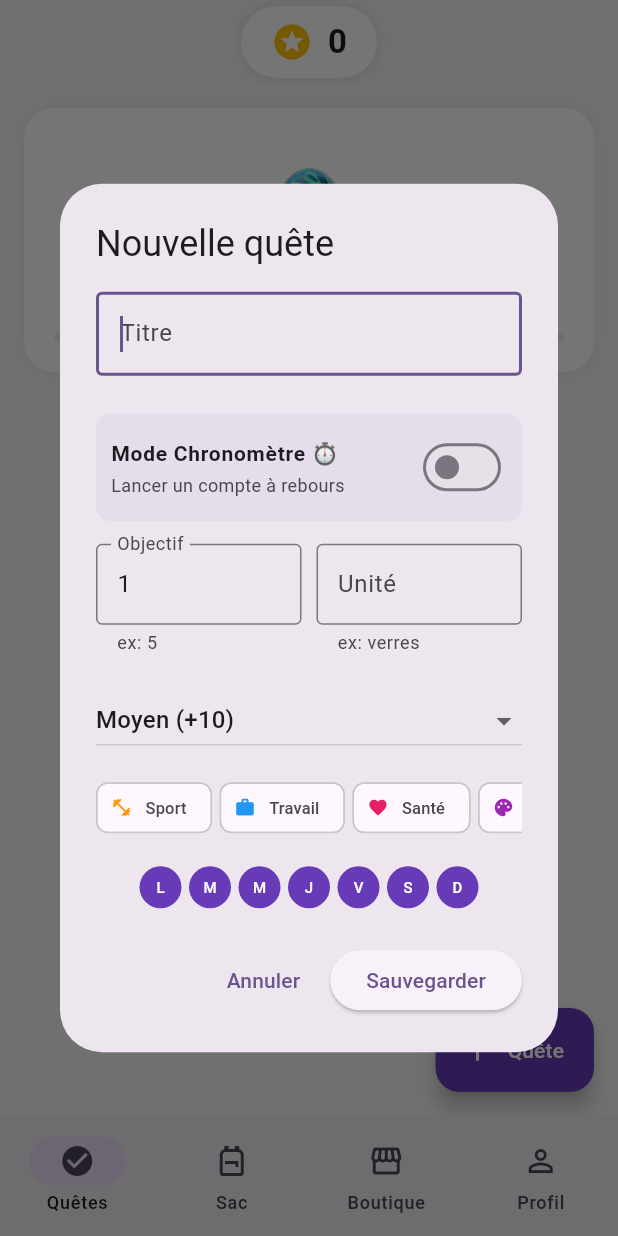
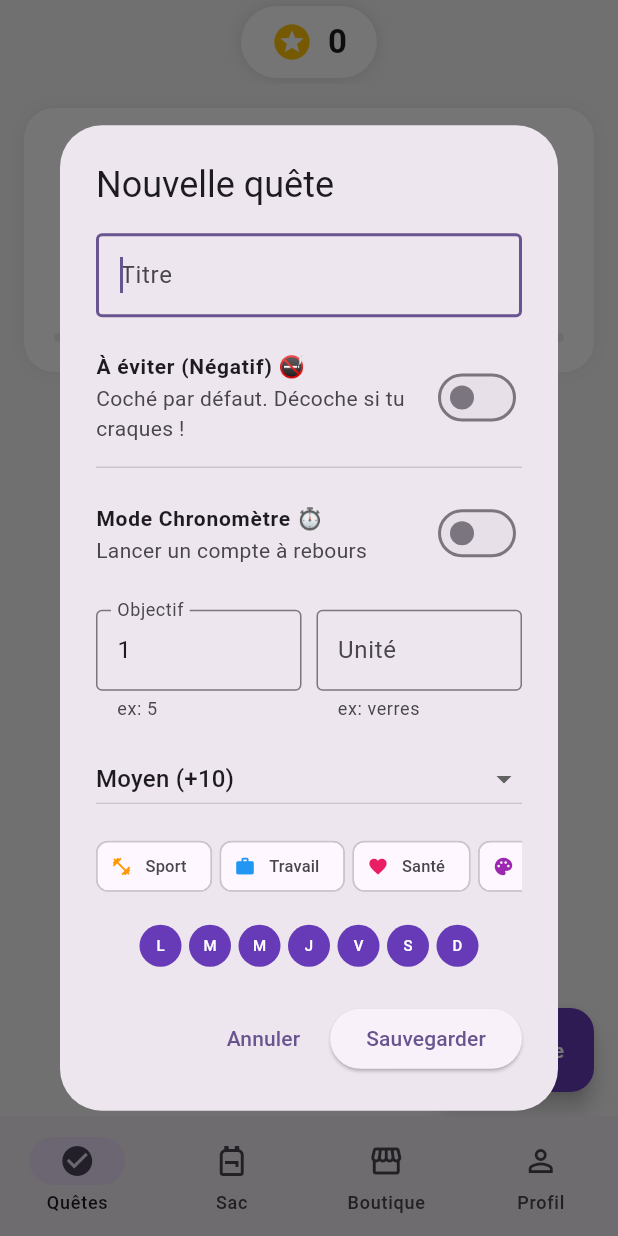
Before and after one commit to loicpmotreff/habits-app-flutter, a Flutter app: the screen it shows after launch, after a tap on "Quête", on a phone screen of 412 x 824 dp. Run offline on Flutter 3.47's test engine with Material 3 defaults, Android fonts, the light colour scheme and no system bars; our stand-ins replace animate_do, audioplayers, confetti, flutter_heatmap_calendar, hive, hive_flutter; accounts and stored records are empty.

Commit message:
Version 1.8 : Ajout du mode à eviter

```diff
--- a/lib/main.dart
+++ b/lib/main.dart
@@ -2,7 +2,7 @@ import 'package:flutter/material.dart';
 import 'package:provider/provider.dart';
 import 'package:animate_do/animate_do.dart';
 import 'package:confetti/confetti.dart';
-import 'dart:async'; // Pour le Timer
+import 'dart:async';
 import 'dart:math';
 
 import 'database/habit_database.dart';
@@ -117,8 +117,9 @@ class _HabitPageState extends State<HabitPage> {
     TextEditingController targetController = TextEditingController(text: (habitToEdit?.targetValue ?? 1).toString());
     TextEditingController unitController = TextEditingController(text: habitToEdit?.unit ?? "");
 
-    // NOUVEAU : Interrupteur Timer
     bool isTimerMode = habitToEdit?.isTimer ?? false;
+    // NOUVEAU : Interrupteur "Habitude Négative"
+    bool isNegativeMode = habitToEdit?.isNegative ?? false;
 
     showDialog(
       context: context,
@@ -134,50 +135,43 @@ class _HabitPageState extends State<HabitPage> {
                     TextField(controller: controller, decoration: const InputDecoration(hintText: "Titre", border: OutlineInputBorder()), autofocus: true),
                     const SizedBox(height: 15),
 
-                    // SWITCH TIMER
-                    // ... (Le début de la colonne avec le TextField titre reste pareil)
-
-                    const SizedBox(height: 10), // Un peu d'espace avant le bloc chrono
-
-                    // BLOC CHRONOMÈTRE
-                    Container(
-                      decoration: BoxDecoration(
-                        color: Colors.deepPurple.withOpacity(0.05), // Fond très léger
-                        borderRadius: BorderRadius.circular(10),
-                      ),
-                      child: Column(
-                        children: [
+                    // SWITCH : HABITUDE NÉGATIVE
                     SwitchListTile(
-                            title: const Text("Mode Chronomètre ⏱️", style: TextStyle(fontWeight: FontWeight.bold, fontSize: 14)),
-                            subtitle: const Text("Lancer un compte à rebours", style: TextStyle(fontSize: 12)),
-                            value: isTimerMode,
-                            activeColor: Colors.deepPurple,
-                            contentPadding: const EdgeInsets.symmetric(horizontal: 10), // Réduit les marges internes
+                      title: const Text("À éviter (Négatif) 🚭", style: TextStyle(fontWeight: FontWeight.bold, fontSize: 14)),
+                      subtitle: const Text("Coché par défaut. Décoche si tu craques !"),
+                      value: isNegativeMode,
+                      activeColor: Colors.red, // Rouge pour danger
+                      contentPadding: EdgeInsets.zero,
                       onChanged: (val) {
                         setState(() {
-                                isTimerMode = val;
-                                if (isTimerMode && unitController.text.isEmpty) {
-                                  unitController.text = "min";
-                                }
+                          isNegativeMode = val;
+                          if (isNegativeMode) isTimerMode = false; // Incompatible pour simplifier
                         });
                       },
                     ),
 
-                          // LA SÉPARATION QUE TU VOULAIS
-                          if (isTimerMode) ...[
-                            const Padding(
-                              padding: EdgeInsets.symmetric(horizontal: 10),
-                              child: Divider(height: 1), // Ligne fine
+                    // SWITCH : CHRONO (Caché si Négatif)
+                    if (!isNegativeMode) ...[
+                      const Divider(),
+                      SwitchListTile(
+                        title: const Text("Mode Chronomètre ⏱️", style: TextStyle(fontWeight: FontWeight.bold, fontSize: 14)),
+                        subtitle: const Text("Lancer un compte à rebours"),
+                        value: isTimerMode,
+                        activeColor: Colors.deepPurple,
+                        contentPadding: EdgeInsets.zero,
+                        onChanged: (val) {
+                          setState(() {
+                            isTimerMode = val;
+                            if (isTimerMode && unitController.text.isEmpty) unitController.text = "min";
+                          });
+                        },
                       ),
-                            const SizedBox(height: 15), // Espace aéré
                     ],
-                        ],
-                      ),
-                    ),
 
-                    const SizedBox(height: 15), // Espace entre le bloc chrono et les champs
+                    const SizedBox(height: 15),
 
-                    // LES CHAMPS DE SAISIE (Objectif / Unité)
+                    // CHAMPS OBJECTIF (Cachés si Négatif car c'est binaire)
+                    if (!isNegativeMode)
                       Row(
                         children: [
                           Expanded(
@@ -187,7 +181,7 @@ class _HabitPageState extends State<HabitPage> {
                               keyboardType: TextInputType.number,
                               decoration: InputDecoration(
                                 labelText: isTimerMode ? "Durée" : "Objectif",
-                              helperText: isTimerMode ? "en minutes" : "ex: 5", // Aide visuelle en dessous
+                                helperText: isTimerMode ? "en minutes" : "ex: 5",
                                 border: const OutlineInputBorder(),
                                 contentPadding: const EdgeInsets.symmetric(horizontal: 10, vertical: 15),
                               ),
@@ -201,7 +195,7 @@ class _HabitPageState extends State<HabitPage> {
                               enabled: !isTimerMode,
                               decoration: InputDecoration(
                                 labelText: "Unité",
-                              helperText: isTimerMode ? "Auto" : "ex: verres", // Aide visuelle
+                                helperText: isTimerMode ? "Auto" : "ex: verres",
                                 hintText: isTimerMode ? "minutes" : "fois",
                                 border: const OutlineInputBorder(),
                                 contentPadding: const EdgeInsets.symmetric(horizontal: 10, vertical: 15),
@@ -211,11 +205,8 @@ class _HabitPageState extends State<HabitPage> {
                         ],
                       ),
 
-                    const SizedBox(height: 20), // Espace avant les boutons de difficulté
+                    const SizedBox(height: 15),
 
-                    // ... (La suite avec DropdownButton reste pareil)
-
-                    // Sélecteurs (Difficulty, Category, Days) - Version compacte pour gagner de la place
                     DropdownButton<HabitDifficulty>(
                       value: selectedDifficulty,
                       isExpanded: true,
@@ -273,9 +264,9 @@ class _HabitPageState extends State<HabitPage> {
                       String unit = isTimerMode ? "min" : unitController.text.trim();
 
                       if (habitToEdit == null) {
-                        context.read<HabitDatabase>().addHabit(controller.text, selectedDays, selectedDifficulty, selectedCategory, target, unit, isTimerMode);
+                        context.read<HabitDatabase>().addHabit(controller.text, selectedDays, selectedDifficulty, selectedCategory, target, unit, isTimerMode, isNegativeMode);
                       } else {
-                        context.read<HabitDatabase>().updateHabit(habitToEdit.id, controller.text, selectedDays, selectedDifficulty, selectedCategory, target, unit, isTimerMode);
+                        context.read<HabitDatabase>().updateHabit(habitToEdit.id, controller.text, selectedDays, selectedDifficulty, selectedCategory, target, unit, isTimerMode, isNegativeMode);
                       }
                       Navigator.pop(context);
                     }
@@ -342,7 +333,6 @@ class _HabitPageState extends State<HabitPage> {
                                 return FadeInLeft(
                                   duration: const Duration(milliseconds: 500),
                                   delay: Duration(milliseconds: index * 100),
-                                  // ICI : ON UTILISE NOTRE NOUVEAU WIDGET "HabitTile"
                                   child: HabitTile(
                                     habit: habit,
                                     db: db,
@@ -371,22 +361,18 @@ class _HabitPageState extends State<HabitPage> {
 }
 
 // ---------------------------------------------------------------------------
-// NOUVEAU WIDGET : GÈRE L'AFFICHAGE ET LE TIMER DE CHAQUE HABITUDE
-// ---------------------------------------------------------------------------
-// ---------------------------------------------------------------------------
-// WIDGET HABIT TILE (Version Simplifiée qui ouvre le Focus Mode)
+// WIDGET HABIT TILE
 // ---------------------------------------------------------------------------
 class HabitTile extends StatelessWidget {
   final Habit habit;
   final HabitDatabase db;
   final VoidCallback onEdit;
-  final ConfettiController confettiController; // On le garde pour les checkboxes simples
+  final ConfettiController confettiController;
 
   const HabitTile({super.key, required this.habit, required this.db, required this.onEdit, required this.confettiController});
 
   @override
   Widget build(BuildContext context) {
-    // Détails visuels (Couleurs/Icones)
     Map<String, dynamic> details;
     switch (habit.category) {
       case HabitCategory.sport: details = {'icon': Icons.fitness_center, 'color': Colors.orange}; break;
@@ -399,34 +385,32 @@ class HabitTile extends StatelessWidget {
 
     bool isCounter = habit.targetValue > 1 && !habit.isTimer;
 
+    // Si c'est négatif, on change la couleur principale en ROUGE quand c'est "Pas fait" (décoché)
+    Color mainColor = habit.isNegative ? Colors.red : details['color'];
+    IconData mainIcon = habit.isNegative ? Icons.block : details['icon'];
+
     return Container(
       margin: const EdgeInsets.only(bottom: 12),
       decoration: BoxDecoration(
         color: Colors.white,
         borderRadius: BorderRadius.circular(15),
-        border: Border(left: BorderSide(color: details['color'], width: 6)),
+        border: Border(left: BorderSide(color: mainColor, width: 6)),
         boxShadow: [BoxShadow(color: Colors.grey.withOpacity(0.1), blurRadius: 5, offset: const Offset(0, 4))],
       ),
       child: ListTile(
         contentPadding: const EdgeInsets.symmetric(horizontal: 15, vertical: 8),
 
-        // --- GAUCHE : CHECKBOX OU PLAY ---
+        // --- GAUCHE ---
         leading: habit.isTimer
             ? IconButton(
                 icon: Icon(
                   habit.isCompletedToday ? Icons.check_circle : Icons.play_circle_fill,
-                  color: habit.isCompletedToday ? Colors.green : details['color'],
+                  color: habit.isCompletedToday ? Colors.green : mainColor,
                   size: 34,
                 ),
                 onPressed: () {
                   if (!habit.isCompletedToday) {
-                    // C'EST ICI QU'ON OUVRE LA NOUVELLE PAGE FOCUS
-                    Navigator.push(
-                      context,
-                      MaterialPageRoute(
-                        builder: (context) => FocusTimerPage(habit: habit, db: db),
-                      ),
-                    );
+                    Navigator.push(context, MaterialPageRoute(builder: (context) => FocusTimerPage(habit: habit, db: db)));
                   }
                 },
               )
@@ -435,12 +419,17 @@ class HabitTile extends StatelessWidget {
                     scale: 1.2,
                     child: Checkbox(
                       value: habit.isCompletedToday,
-                      activeColor: details['color'],
+                      activeColor: habit.isNegative ? Colors.green : mainColor, // Vert si coché (Bravo), même pour négatif
                       shape: const CircleBorder(),
                       onChanged: (val) {
+                        // Pour une négative : val=false signifie qu'on craque. val=true signifie qu'on répare.
                         int change = val == true ? 1 : -1;
                         db.updateProgress(habit, change);
-                        if (val == true) {
+
+                        // Son différent si on craque pour une négative
+                        if (habit.isNegative && val == false) {
+                           // Son d'échec ?
+                        } else if (val == true) {
                           confettiController.play();
                           SoundManager.play('success.mp3');
                         }
@@ -449,7 +438,7 @@ class HabitTile extends StatelessWidget {
                   )
                 : null),
 
-        // --- CENTRE : TITRE ---
+        // --- CENTRE ---
         title: GestureDetector(
           onTap: onEdit,
           child: Column(
@@ -460,16 +449,12 @@ class HabitTile extends StatelessWidget {
                 style: TextStyle(
                   fontSize: 16,
                   fontWeight: FontWeight.w600,
-                  decoration: habit.isCompletedToday ? TextDecoration.lineThrough : null,
-                  color: habit.isCompletedToday ? Colors.grey[400] : Colors.black87,
+                  decoration: (habit.isCompletedToday && !habit.isNegative) ? TextDecoration.lineThrough : null, // On ne raye pas les négatives cochées (car coché = bien)
+                  color: (habit.isCompletedToday && !habit.isNegative) ? Colors.grey[400] : Colors.black87,
                 ),
               ),
-              // Sous-titre conditionnel
               if (habit.isTimer)
-                Text(
-                   habit.isCompletedToday ? "Terminé !" : "${habit.targetValue} min",
-                   style: TextStyle(color: Colors.grey[600], fontSize: 12),
-                )
+                Text(habit.isCompletedToday ? "Terminé !" : "${habit.targetValue} min", style: TextStyle(color: Colors.grey[600], fontSize: 12))
               else if (habit.streak > 0)
                  Row(children: [
                     const Icon(Icons.local_fire_department, color: Colors.orange, size: 14),
@@ -479,8 +464,7 @@ class HabitTile extends StatelessWidget {
           ),
         ),
 
-        // --- DROITE : COMPTEUR OU SUPPRESSION ---
-        // On a enlevé le chrono d'ici pour éviter l'erreur OVERFLOW
+        // --- DROITE ---
         trailing: isCounter
             ? Row(
                 mainAxisSize: MainAxisSize.min,
@@ -491,7 +475,7 @@ class HabitTile extends StatelessWidget {
                   ),
                   Text("${habit.currentValue}/${habit.targetValue} ${habit.unit}", style: const TextStyle(fontWeight: FontWeight.bold)),
                   IconButton(
-                    icon: Icon(Icons.add_circle, color: details['color']),
+                    icon: Icon(Icons.add_circle, color: mainColor),
                     onPressed: () {
                       db.updateProgress(habit, 1);
                       if (habit.currentValue + 1 >= habit.targetValue && !habit.isCompletedToday) {
@@ -510,34 +494,9 @@ class HabitTile extends StatelessWidget {
     );
   }
 }
-class PetWidget extends StatelessWidget {
-  final int score;
-  final String activeSkin;
-  const PetWidget({super.key, required this.score, required this.activeSkin});
 
-  @override
-  Widget build(BuildContext context) {
-    String imagePrefix = activeSkin != 'default' ? activeSkin : "pet";
-    String imagePath = score < 50 ? 'assets/images/${imagePrefix}_egg.png' : (score < 100 ? 'assets/images/${imagePrefix}_baby.png' : 'assets/images/${imagePrefix}_adult.png');
-
-    return Container(
-      padding: const EdgeInsets.all(20),
-      margin: const EdgeInsets.all(16),
-      decoration: BoxDecoration(color: Colors.white, borderRadius: BorderRadius.circular(20), boxShadow: [BoxShadow(color: Colors.grey.withOpacity(0.2), blurRadius: 10)]),
-      child: Column(
-        children: [
-          Image.asset(imagePath, height: 120, fit: BoxFit.contain, errorBuilder: (c, e, s) => const Icon(Icons.pets, size: 80, color: Colors.grey)),
-          const SizedBox(height: 10),
-          LinearProgressIndicator(value: (score >= 100) ? 1.0 : (score % 50) / 50, backgroundColor: Colors.grey[200], color: Colors.orange, minHeight: 6, borderRadius: BorderRadius.circular(10)),
-        ],
-      ),
-    );
-  }
-}
-
-// ---------------------------------------------------------------------------
-// NOUVELLE PAGE : MODE FOCUS (Chronomètre Plein Écran) - DESIGN CORRIGÉ (CENTRÉ)
-// ---------------------------------------------------------------------------
+// (La classe FocusTimerPage que je t'ai donnée juste avant reste ICI en bas, inchangée)
+// Copie-la ici si tu as remplacé tout le fichier.
 class FocusTimerPage extends StatefulWidget {
   final Habit habit;
   final HabitDatabase db;
@@ -617,7 +576,6 @@ class _FocusTimerPageState extends State<FocusTimerPage> {
           SafeArea(
             child: Column(
               children: [
-                // 1. EN-TÊTE (TITRE)
                 Padding(
                   padding: const EdgeInsets.only(top: 20),
                   child: Text(
@@ -625,16 +583,12 @@ class _FocusTimerPageState extends State<FocusTimerPage> {
                     style: const TextStyle(color: Colors.white, fontSize: 24, fontWeight: FontWeight.bold),
                   ),
                 ),
-
-                // Le premier Spacer pousse tout ce qui suit vers le bas
                 const Spacer(),
-
-                // 2. ZONE CENTRALE (C'est ici que ça sera parfaitement centré)
                 Center(
                   child: _isFinished
                       ? FadeInUp(
                           child: Column(
-                            mainAxisSize: MainAxisSize.min, // Important pour le centrage
+                            mainAxisSize: MainAxisSize.min,
                             children: [
                               Image.asset(
                                 _getPetImagePath(),
@@ -643,17 +597,9 @@ class _FocusTimerPageState extends State<FocusTimerPage> {
                                 errorBuilder: (c, e, s) => const Icon(Icons.emoji_events, size: 150, color: Colors.amber),
                               ),
                               const SizedBox(height: 30),
-                              const Text(
-                                "BRAVO ! 🎉",
-                                textAlign: TextAlign.center,
-                                style: TextStyle(color: Colors.white, fontSize: 42, fontWeight: FontWeight.bold),
-                              ),
+                              const Text("BRAVO ! 🎉", textAlign: TextAlign.center, style: TextStyle(color: Colors.white, fontSize: 42, fontWeight: FontWeight.bold)),
                               const SizedBox(height: 10),
-                              Text(
-                                "Tu as assuré !",
-                                textAlign: TextAlign.center,
-                                style: TextStyle(color: Colors.white.withOpacity(0.9), fontSize: 20),
-                              ),
+                              Text("Tu as assuré !", textAlign: TextAlign.center, style: TextStyle(color: Colors.white.withOpacity(0.9), fontSize: 20)),
                             ],
                           ),
                         )
@@ -673,41 +619,24 @@ class _FocusTimerPageState extends State<FocusTimerPage> {
                                     color: Colors.amber,
                                   ),
                                 ),
-                                Text(
-                                  _formatTime(_secondsRemaining),
-                                  style: const TextStyle(color: Colors.white, fontSize: 48, fontWeight: FontWeight.bold, fontFamily: 'Courier'),
-                                ),
+                                Text(_formatTime(_secondsRemaining), style: const TextStyle(color: Colors.white, fontSize: 48, fontWeight: FontWeight.bold, fontFamily: 'Courier')),
                               ],
                             ),
                             const SizedBox(height: 30),
-                            Text(
-                              _isRunning ? "Focus en cours..." : "Pause",
-                              style: const TextStyle(color: Colors.white70, fontSize: 18),
-                            ),
+                            Text(_isRunning ? "Focus en cours..." : "Pause", style: const TextStyle(color: Colors.white70, fontSize: 18)),
                           ],
                         ),
                 ),
-
-                // Le deuxième Spacer pousse tout ce qui précède vers le haut (équilibre parfait)
                 const Spacer(),
-
-                // 3. BOUTONS DU BAS
                 Padding(
                   padding: const EdgeInsets.only(bottom: 40, left: 20, right: 20),
                   child: _isFinished
                       ? FadeInUp(
                           delay: const Duration(milliseconds: 500),
                           child: SizedBox(
-                            width: double.infinity, // Bouton large pour bien cadrer
+                            width: double.infinity,
                             child: ElevatedButton.icon(
-                              style: ElevatedButton.styleFrom(
-                                backgroundColor: Colors.green,
-                                foregroundColor: Colors.white,
-                                padding: const EdgeInsets.symmetric(vertical: 18),
-                                textStyle: const TextStyle(fontSize: 18, fontWeight: FontWeight.bold),
-                                shape: RoundedRectangleBorder(borderRadius: BorderRadius.circular(30)),
-                                elevation: 8,
-                              ),
+                              style: ElevatedButton.styleFrom(backgroundColor: Colors.green, foregroundColor: Colors.white, padding: const EdgeInsets.symmetric(vertical: 18), textStyle: const TextStyle(fontSize: 18, fontWeight: FontWeight.bold), shape: RoundedRectangleBorder(borderRadius: BorderRadius.circular(30)), elevation: 8),
                               onPressed: () => Navigator.pop(context),
                               icon: const Icon(Icons.check_circle, size: 28),
                               label: const Text("Récupérer ma récompense"),
@@ -717,10 +646,7 @@ class _FocusTimerPageState extends State<FocusTimerPage> {
                       : Row(
                           mainAxisAlignment: MainAxisAlignment.center,
                           children: [
-                            TextButton(
-                              onPressed: () => Navigator.pop(context),
-                              child: const Text("Abandonner", style: TextStyle(color: Colors.white54)),
-                            ),
+                            TextButton(onPressed: () => Navigator.pop(context), child: const Text("Abandonner", style: TextStyle(color: Colors.white54))),
                             const SizedBox(width: 20),
                             FloatingActionButton.large(
                               backgroundColor: Colors.amber,
@@ -738,7 +664,6 @@ class _FocusTimerPageState extends State<FocusTimerPage> {
               ],
             ),
           ),
-
           ConfettiWidget(
             confettiController: _confettiController,
             blastDirectionality: BlastDirectionality.explosive,
@@ -750,3 +675,29 @@ class _FocusTimerPageState extends State<FocusTimerPage> {
     );
   }
 }
+
+// LE RESTE (PetWidget) est pareil qu'avant, tu peux laisser tel quel si c'est déjà là.
+class PetWidget extends StatelessWidget {
+  final int score;
+  final String activeSkin;
+  const PetWidget({super.key, required this.score, required this.activeSkin});
+
+  @override
+  Widget build(BuildContext context) {
+    String imagePrefix = activeSkin != 'default' ? activeSkin : "pet";
+    String imagePath = score < 50 ? 'assets/images/${imagePrefix}_egg.png' : (score < 100 ? 'assets/images/${imagePrefix}_baby.png' : 'assets/images/${imagePrefix}_adult.png');
+
+    return Container(
+      padding: const EdgeInsets.all(20),
+      margin: const EdgeInsets.all(16),
+      decoration: BoxDecoration(color: Colors.white, borderRadius: BorderRadius.circular(20), boxShadow: [BoxShadow(color: Colors.grey.withOpacity(0.2), blurRadius: 10)]),
+      child: Column(
+        children: [
+          Image.asset(imagePath, height: 120, fit: BoxFit.contain, errorBuilder: (c, e, s) => const Icon(Icons.pets, size: 80, color: Colors.grey)),
+          const SizedBox(height: 10),
+          LinearProgressIndicator(value: (score >= 100) ? 1.0 : (score % 50) / 50, backgroundColor: Colors.grey[200], color: Colors.orange, minHeight: 6, borderRadius: BorderRadius.circular(10)),
+        ],
+      ),
+    );
+  }
+}
--- a/lib/models/habit.dart
+++ b/lib/models/habit.dart
@@ -49,7 +49,7 @@ class Habit extends HiveObject {
   HabitCategory category;
 
   @HiveField(9, defaultValue: 1)
-  int targetValue; // Si Timer = Durée en minutes. Si Compteur = Objectif.
+  int targetValue;
 
   @HiveField(10, defaultValue: 0)
   int currentValue;
@@ -57,9 +57,12 @@ class Habit extends HiveObject {
   @HiveField(11, defaultValue: '')
   String unit;
 
+  @HiveField(12, defaultValue: false)
+  bool isTimer;
+
   // --- NOUVEAU CHAMP ---
-  @HiveField(12, defaultValue: false)
-  bool isTimer; // Est-ce un chronomètre ?
+  @HiveField(13, defaultValue: false)
+  bool isNegative; // True = "À ne pas faire" (Commence validé)
 
   Habit({
     required this.id,
@@ -74,6 +77,7 @@ class Habit extends HiveObject {
     this.targetValue = 1,
     this.currentValue = 0,
     this.unit = '',
-    this.isTimer = false, // Par défaut non
+    this.isTimer = false,
+    this.isNegative = false, // Par défaut c'est une habitude positive
   });
 }
```
Also changed, not shown: lib/database/habit_database.dart (+46 -23 lines), lib/models/habit.g.dart. Lines whose indentation alone changed are shown as unchanged.
